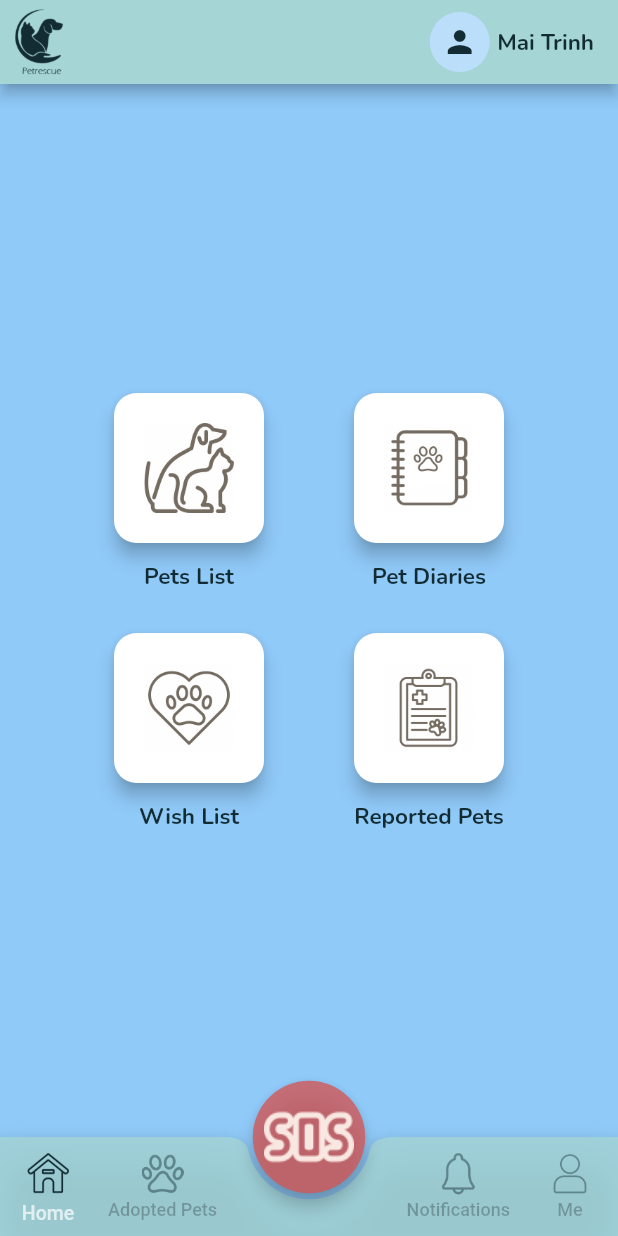
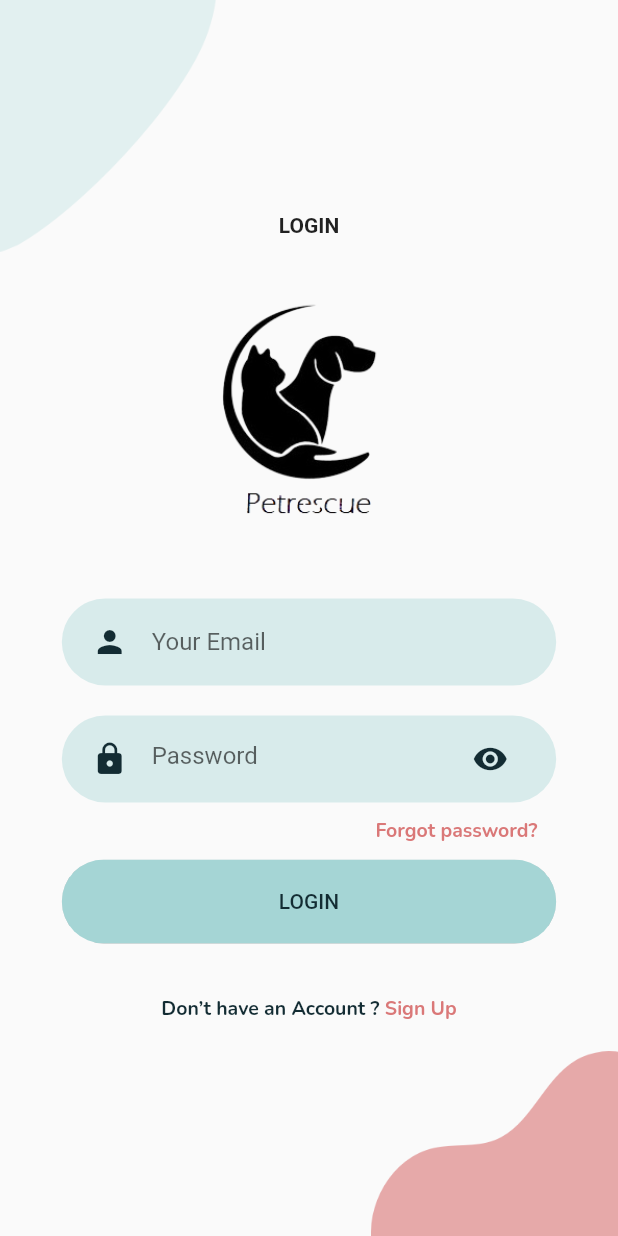
Before and after one commit to ageha-chou/pet-rescue, a Flutter app: the screen it shows after launch, on a phone screen of 412 x 824 dp. Run offline on Flutter 3.47's test engine with Material 2 defaults, Android fonts, the phone set to English and light mode, and no system bars; our stand-ins replace animated_text_kit, flutter_dotenv, font_awesome_flutter, geocoding, geolocator, get and 4 more; missing offline and left inert: dropdown_below, flutter_polyline_points, images_picker; accounts and stored records are empty.

Commit message:
added sign in and signup form

```diff
--- a/lib/main.dart
+++ b/lib/main.dart
@@ -2,6 +2,7 @@ import 'package:flutter/material.dart';
 import 'package:flutter/services.dart';
 import 'package:flutter_dotenv/flutter_dotenv.dart';
 import 'package:get/get.dart';
+import 'package:pet_rescue/modules/auth/sign_in/sign_in_screen.dart';
 import 'package:pet_rescue/routes/app_pages.dart';
 
 Future main() async {
@@ -62,7 +63,8 @@ class MyApp extends StatelessWidget {
           secondary: Color.fromRGBO(165, 213, 213, 0.8),
         ),
       ),
-      initialRoute: Routes.HOME,
+      // initialRoute: Routes.HOME,
+      home: SignInScreen(),
       getPages: AppPages.routes,
     );
   }
--- /dev/null
+++ b/lib/modules/auth/sign_in/sign_in_screen.dart
@@ -0,0 +1,69 @@
+import 'package:flutter/material.dart';
+import 'package:get/get.dart';
+import 'package:pet_rescue/modules/auth/sign_in/widgets/background.dart';
+import 'package:pet_rescue/modules/auth/sign_up/sign_up_screen.dart';
+import 'package:pet_rescue/modules/auth/widgets/already_have_an_account_acheck.dart';
+import 'package:pet_rescue/modules/auth/widgets/rounded_button.dart';
+import 'package:pet_rescue/modules/auth/widgets/rounded_input_field.dart';
+import 'package:pet_rescue/modules/auth/widgets/rounded_password_field.dart';
+import 'package:pet_rescue/routes/app_pages.dart';
+import 'package:pet_rescue/shared/constants/color.dart';
+
+class SignInScreen extends StatelessWidget {
+  @override
+  Widget build(BuildContext context) {
+    Size size = MediaQuery.of(context).size;
+    return Scaffold(
+      // resizeToAvoidBottomInset: false,
+      body: Background(
+        child: SingleChildScrollView(
+          child: Column(
+            mainAxisAlignment: MainAxisAlignment.center,
+            children: <Widget>[
+              Text(
+                "LOGIN",
+                style: TextStyle(fontWeight: FontWeight.bold),
+              ),
+              SizedBox(height: size.height * 0.03),
+              Image.asset(
+                "assets/images/logo.png",
+                height: size.height * 0.22,
+              ),
+              SizedBox(height: size.height * 0.03),
+              RoundedInputField(
+                hintText: "Your Email",
+                onChanged: (value) {},
+              ),
+              RoundedPasswordField(
+                onChanged: (value) {},
+              ),
+              Container(
+                margin: EdgeInsets.only(right: 25),
+                width: size.width * 0.8,
+                alignment: Alignment.centerRight,
+                child: Text(
+                  'Forgot password?',
+                  style: Theme.of(context).textTheme.headline5!.copyWith(
+                        color: ColorConstants.red,
+                      ),
+                ),
+              ),
+              RoundedButton(
+                text: "LOGIN",
+                press: () {
+                  Get.offAndToNamed(Routes.HOME);
+                },
+              ),
+              SizedBox(height: size.height * 0.03),
+              AlreadyHaveAnAccountCheck(
+                press: () {
+                  Get.offAll(() => SignUpScreen());
+                },
+              ),
+            ],
+          ),
+        ),
+      ),
+    );
+  }
+}
--- /dev/null
+++ b/lib/modules/auth/sign_in/widgets/background.dart
@@ -0,0 +1,43 @@
+import 'package:flutter/material.dart';
+import 'package:pet_rescue/shared/constants/color.dart';
+
+class Background extends StatelessWidget {
+  final Widget child;
+  const Background({
+    Key? key,
+    required this.child,
+  }) : super(key: key);
+
+  @override
+  Widget build(BuildContext context) {
+    Size size = MediaQuery.of(context).size;
+    return Container(
+      width: double.infinity,
+      height: size.height,
+      child: Stack(
+        alignment: Alignment.center,
+        children: <Widget>[
+          Positioned(
+            top: 0,
+            left: 0,
+            child: Image.asset(
+              "assets/images/auth/main_top.png",
+              color: ColorConstants.primary.withOpacity(0.6),
+              width: size.width * 0.35,
+            ),
+          ),
+          Positioned(
+            bottom: 0,
+            right: 0,
+            child: Image.asset(
+              "assets/images/auth/login_bottom.png",
+              color: ColorConstants.red.withOpacity(0.5),
+              width: size.width * 0.4,
+            ),
+          ),
+          child,
+        ],
+      ),
+    );
+  }
+}
--- /dev/null
+++ b/lib/modules/auth/widgets/already_have_an_account_acheck.dart
@@ -0,0 +1,36 @@
+import 'package:flutter/material.dart';
+import 'package:pet_rescue/shared/constants/color.dart';
+
+class AlreadyHaveAnAccountCheck extends StatelessWidget {
+  final bool login;
+  final GestureTapCallback? press;
+  const AlreadyHaveAnAccountCheck({
+    Key? key,
+    this.login = true,
+    this.press,
+  }) : super(key: key);
+
+  @override
+  Widget build(BuildContext context) {
+    return Row(
+      mainAxisAlignment: MainAxisAlignment.center,
+      children: <Widget>[
+        Text(
+          login ? "Don’t have an Account ? " : "Already have an Account ? ",
+          style: Theme.of(context).textTheme.headline5!.copyWith(
+                color: ColorConstants.black,
+              ),
+        ),
+        GestureDetector(
+          onTap: press,
+          child: Text(
+            login ? "Sign Up" : "Sign In",
+            style: Theme.of(context).textTheme.headline5!.copyWith(
+                  color: ColorConstants.red,
+                ),
+          ),
+        )
+      ],
+    );
+  }
+}
--- /dev/null
+++ b/lib/modules/auth/widgets/rounded_button.dart
@@ -0,0 +1,46 @@
+import 'package:flutter/material.dart';
+import 'package:pet_rescue/shared/constants/color.dart';
+
+class RoundedButton extends StatelessWidget {
+  final String text;
+  final VoidCallback? press;
+  final Color color, textColor;
+  const RoundedButton({
+    Key? key,
+    required this.text,
+    this.press,
+    this.color = ColorConstants.primary,
+    this.textColor = ColorConstants.black,
+  }) : super(key: key);
+
+  @override
+  Widget build(BuildContext context) {
+    Size size = MediaQuery.of(context).size;
+    return Container(
+      margin: EdgeInsets.symmetric(vertical: 10),
+      width: size.width * 0.8,
+      child: ClipRRect(
+        borderRadius: BorderRadius.circular(29),
+        child: newElevatedButton(),
+      ),
+    );
+  }
+
+  //Used:ElevatedButton as FlatButton is deprecated.
+  //Here we have to apply customizations to Button by inheriting the styleFrom
+
+  Widget newElevatedButton() {
+    return ElevatedButton(
+      child: Text(
+        text,
+        style: TextStyle(color: textColor),
+      ),
+      onPressed: press,
+      style: ElevatedButton.styleFrom(
+          primary: color,
+          padding: EdgeInsets.symmetric(horizontal: 40, vertical: 20),
+          textStyle: TextStyle(
+              color: textColor, fontSize: 14, fontWeight: FontWeight.w500)),
+    );
+  }
+}
--- /dev/null
+++ b/lib/modules/auth/widgets/rounded_input_field.dart
@@ -0,0 +1,33 @@
+import 'package:flutter/material.dart';
+import 'package:pet_rescue/modules/auth/widgets/text_field_container.dart';
+import 'package:pet_rescue/shared/constants/color.dart';
+
+class RoundedInputField extends StatelessWidget {
+  final String hintText;
+  final IconData icon;
+  final ValueChanged<String>? onChanged;
+  const RoundedInputField({
+    Key? key,
+    required this.hintText,
+    this.icon = Icons.person,
+    this.onChanged,
+  }) : super(key: key);
+
+  @override
+  Widget build(BuildContext context) {
+    return TextFieldContainer(
+      child: TextField(
+        onChanged: onChanged,
+        cursorColor: ColorConstants.primary,
+        decoration: InputDecoration(
+          icon: Icon(
+            icon,
+            color: ColorConstants.black,
+          ),
+          hintText: hintText,
+          border: InputBorder.none,
+        ),
+      ),
+    );
+  }
+}
--- /dev/null
+++ b/lib/modules/auth/widgets/rounded_password_field.dart
@@ -0,0 +1,35 @@
+import 'package:flutter/material.dart';
+import 'package:pet_rescue/shared/constants/color.dart';
+
+import 'text_field_container.dart';
+
+class RoundedPasswordField extends StatelessWidget {
+  final ValueChanged<String> onChanged;
+  const RoundedPasswordField({
+    Key? key,
+    required this.onChanged,
+  }) : super(key: key);
+
+  @override
+  Widget build(BuildContext context) {
+    return TextFieldContainer(
+      child: TextField(
+        obscureText: true,
+        onChanged: onChanged,
+        cursorColor: ColorConstants.primary,
+        decoration: InputDecoration(
+          hintText: "Password",
+          icon: Icon(
+            Icons.lock,
+            color: ColorConstants.black,
+          ),
+          suffixIcon: Icon(
+            Icons.visibility,
+            color: ColorConstants.black,
+          ),
+          border: InputBorder.none,
+        ),
+      ),
+    );
+  }
+}
--- /dev/null
+++ b/lib/modules/auth/widgets/text_field_container.dart
@@ -0,0 +1,25 @@
+import 'package:flutter/material.dart';
+import 'package:pet_rescue/shared/constants/color.dart';
+
+class TextFieldContainer extends StatelessWidget {
+  final Widget child;
+  const TextFieldContainer({
+    Key? key,
+    required this.child,
+  }) : super(key: key);
+
+  @override
+  Widget build(BuildContext context) {
+    Size size = MediaQuery.of(context).size;
+    return Container(
+      margin: EdgeInsets.symmetric(vertical: 10),
+      padding: EdgeInsets.symmetric(horizontal: 20, vertical: 5),
+      width: size.width * 0.8,
+      decoration: BoxDecoration(
+        color: ColorConstants.primary.withOpacity(0.4),
+        borderRadius: BorderRadius.circular(29),
+      ),
+      child: child,
+    );
+  }
+}
--- a/pubspec.yaml
+++ b/pubspec.yaml
@@ -63,6 +63,7 @@ flutter:
   assets:
     - assets/.env
     - assets/images/
+    - assets/images/auth/
     - assets/images/bunnies/
     - assets/images/cats/
     - assets/images/dogs/
```
Also changed, not shown: lib/modules/adopter_notification/adopter_notification_list.dart (+30 -0 lines), lib/modules/auth/sign_up/sign_up_screen.dart (added, +75 -0 lines), lib/modules/auth/sign_up/widgets/or_divider.dart (added, +38 -0 lines), lib/modules/auth/sign_up/widgets/social_icon.dart (added, +34 -0 lines), assets/images/auth/login_bottom.png (added), assets/images/auth/main_bottom.png (added), assets/images/auth/main_top.png (added), assets/images/auth/signup_top.png (added).
